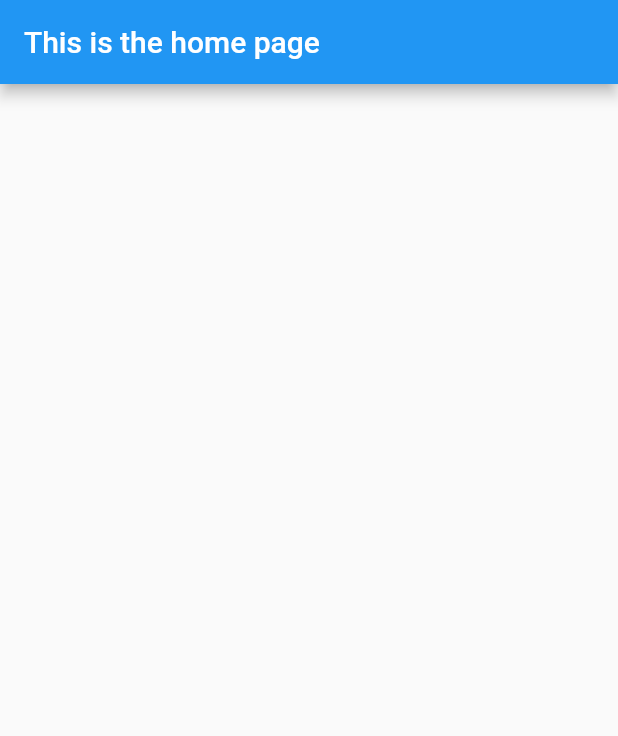
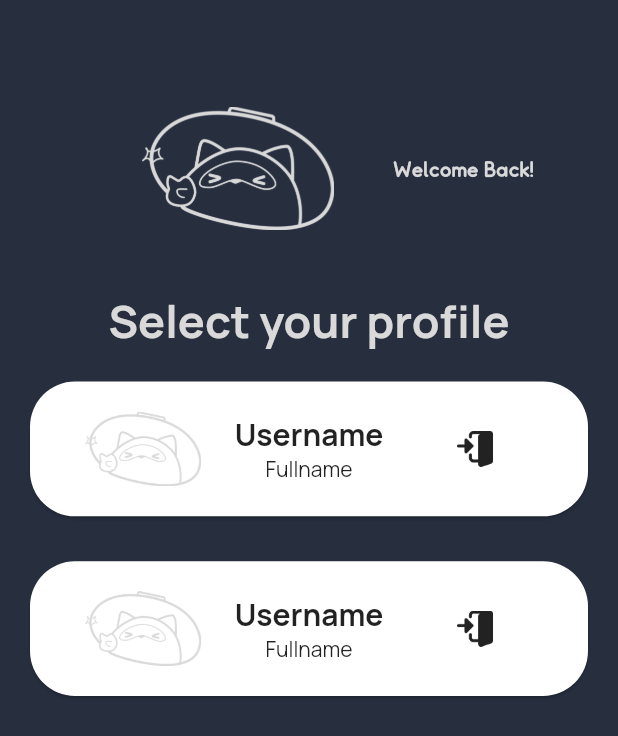
Before and after one commit to IKIGAI-Studios/Tanukitchen-Movil, a Flutter app: the screen it shows after launch, on a phone screen of 412 x 824 dp. Shown: the top 736 px of the screen. Run offline on Flutter 3.47's test engine with Material 2 defaults, Android fonts, the phone set to English and light mode, and no system bars.

Commit message:
Si
sip, es un desastre, no recuerdo q extension ayudaba con eso xd

```diff
--- a/lib/main.dart
+++ b/lib/main.dart
@@ -1,6 +1,7 @@
 import 'package:flutter_localizations/flutter_localizations.dart';
-import 'package:tanuktchen/pages/home_page.dart';
-import 'package:tanuktchen/pages/panel_page.dart';
+import 'package:tanukitchen/pages/home_page.dart';
+import 'package:tanukitchen/pages/panel_page.dart';
+import 'package:tanukitchen/pages/loading_page.dart';
 import 'package:flutter/material.dart';
 void main() => runApp(const MyApp());
 
@@ -10,21 +11,25 @@ class MyApp extends StatelessWidget {
   @override
   Widget build(BuildContext context) {
     return MaterialApp(
+      theme: ThemeData(
+        scaffoldBackgroundColor: const Color.fromRGBO(39, 47, 63, 1.0),
+        fontFamily: 'Manrope',
+      ),
       title: 'Tanukitchen Movil',
       debugShowCheckedModeBanner: false,
-      localizationsDelegates: [
+      localizationsDelegates: const [
         GlobalMaterialLocalizations.delegate,
         GlobalWidgetsLocalizations.delegate,
       ],
-      supportedLocales: [
-        const Locale('en', 'US'),
-        const Locale('es', 'ES'),
+      supportedLocales: const [
+        Locale('en', 'US'),
+        Locale('es', 'ES'),
       ],
       //home: HomePage(),
       initialRoute: 'home',
       routes: <String, WidgetBuilder>{
-        'home': (BuildContext context) => HomePage(),
-        'panel': (BuildContext context) => PanelPage(),
+        'home':  (BuildContext context) => LoadingScreen(),
+        'panel': (BuildContext context) => const PanelPage(),
       },
     );
   }
--- a/lib/pages/home_page.dart
+++ b/lib/pages/home_page.dart
@@ -3,11 +3,83 @@ import 'package:flutter/material.dart';
 class HomePage extends StatelessWidget {
   const HomePage({super.key});
 
+
   @override
   Widget build(BuildContext context) {
     return Scaffold(
       appBar: AppBar(
-        title: Text('This is the home page'),
+        elevation: 0.0,
+        backgroundColor: const Color.fromRGBO(39, 47, 63, 1.0),
+      ),
+      body: ListView(
+        padding: const EdgeInsets.all(10.0),
+        children: [
+          _createWelcome(context),
+          const Text('Select your profile',
+            style: TextStyle(color: Color.fromRGBO(217, 217, 217, 1.0), fontWeight: FontWeight.bold, fontSize: 30),textAlign: TextAlign.center,),
+          _createProfile(),
+          _createProfile()
+          ],
+      ),
+    );
+  }
+
+
+// Welcome Banner
+Widget _createWelcome(BuildContext context){
+  return Padding(
+    padding: const EdgeInsets.fromLTRB(0.0,5.0, 0.0, 40.0),
+    child: Row(
+      mainAxisAlignment: MainAxisAlignment.center,
+      children: [
+        Image(image: const AssetImage('assets/images/TakumiWinkWhite.png'),
+              width: MediaQuery.of(context).size.width * 0.5,
+              height: MediaQuery.of(context).size.height * 0.1,
+              ),
+        const Text('Welcome Back!', style: TextStyle(fontFamily: 'Somatic', color: Color.fromRGBO(217, 217, 217, 1.0)),),
+        ],
+      ),
+  );
+  }
+
+// Profile Card
+  Widget _createProfile(){
+    return Card(
+      margin: const EdgeInsets.fromLTRB(10, 20, 10, 10),
+      shape: RoundedRectangleBorder(
+        borderRadius: BorderRadius.circular(30.0)),
+      child: Column(
+        children: [
+          Padding(
+            padding: const EdgeInsets.all(20.0),
+            child: Row(
+              mainAxisAlignment: MainAxisAlignment.start,
+              children: [
+                  const Expanded(
+                    child:  FractionallySizedBox(
+                       widthFactor: 0.70,
+                       child: Image(image: AssetImage('assets/images/TakumiWinkWhite.png'),),
+                  ),),
+                  Expanded(child:
+                  Column(
+                    children: [
+                      Text('Username', style: TextStyle(fontWeight: FontWeight.bold, fontSize: 20.0,),textAlign: TextAlign.start,),
+                      Text('Fullname', textAlign: TextAlign.start,)
+                    ],
+                  ),),Expanded(child:
+                  Column(
+                mainAxisAlignment: MainAxisAlignment.center,
+                    children: [
+                      IconButton(onPressed: (){
+
+                      },
+                      icon: ImageIcon(AssetImage('assets/images/enter.png'),),)
+                    ],
+                  ),)
+                  ],
+            ),
+          )
+        ],
       ),
     );
   }
--- /dev/null
+++ b/lib/pages/loading_page.dart
@@ -0,0 +1,35 @@
+import 'dart:async';
+import 'package:flutter/material.dart';
+import 'package:tanukitchen/pages/home_page.dart';
+
+class LoadingScreen extends StatefulWidget {
+  @override
+  _LoadingScreenState createState() => _LoadingScreenState();
+}
+
+class _LoadingScreenState extends State<LoadingScreen> {
+  @override
+  void initState() {
+    super.initState();
+    Timer(const Duration(seconds: 5), () {
+      Navigator.pushReplacement(
+        context,
+        MaterialPageRoute(builder: (context) => const HomePage()),
+      );
+    });
+  }
+
+  @override
+  Widget build(BuildContext context) {
+    return Scaffold(
+      body: Container(
+        decoration: const BoxDecoration(
+          image: DecorationImage(
+            image: AssetImage('assets/images/TanukitchenLogo-White.png'),
+            fit: BoxFit.fitWidth,
+          ),
+        ),
+      ),
+    );
+  }
+}
--- a/lib/pages/panel_page.dart
+++ b/lib/pages/panel_page.dart
@@ -6,7 +6,8 @@ class PanelPage extends StatelessWidget {
   @override
   Widget build(BuildContext context) {
     return Scaffold(
-      appBar: AppBar(title: Text('Panel de tanukichen')),
+      appBar: AppBar(title: const Text('Panel de tanukichen')
+      ),
     );
   }
 }
```
Also changed, not shown: pubspec.yaml (+3 -4 lines), assets/images/Horizontal-TanukitchenLogo-Black.png (added), assets/images/Horizontal-TanukitchenLogo-Blue.png (added), assets/images/Horizontal-TanukitchenLogo-White.png (added), assets/images/TakumiWinkWhite.png (added), assets/images/TanukitchenLogo-Black.png (added), assets/images/TanukitchenLogo-Blue.png (added), assets/images/TanukitchenLogo-White.png (added), assets/images/enter.png (added), 43 other files.
